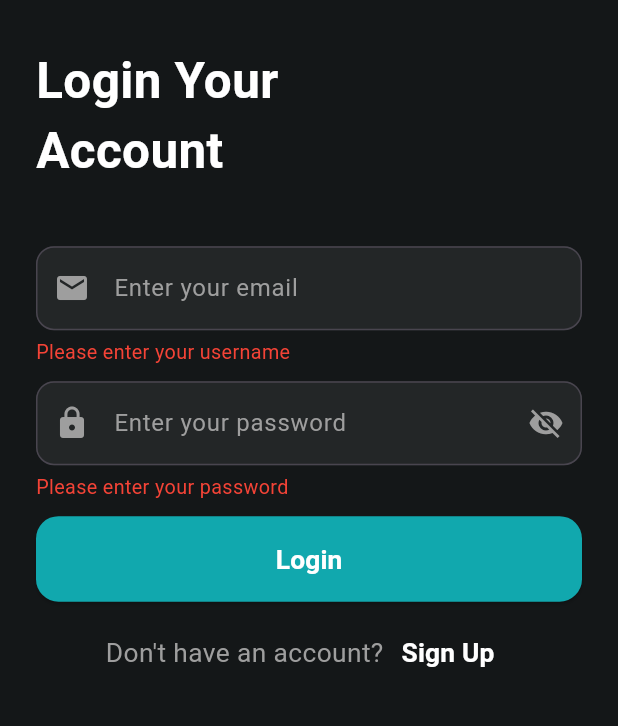
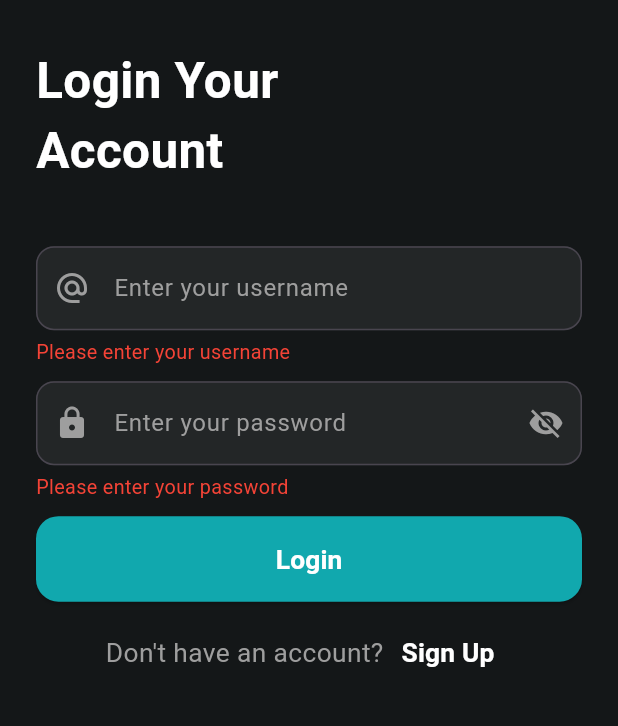
Before and after one commit to bhuwan1301/doubtx, a Flutter app: the LoginPage screen opened by its route, after a tap on "Login", on a phone screen of 412 x 824 dp, the part 356-1082 px from its top. Run offline on Flutter 3.47's test engine with Material 3 defaults, Android fonts, the phone set to English and light mode, and no system bars; our stand-ins replace flutter_bloc, flutter_secure_storage, get, smooth_page_indicator; accounts and stored records are empty.

Commit message:
succesfully integrated login and signup

```diff
--- a/doubtx/lib/Pages/Authentication/login.dart
+++ b/doubtx/lib/Pages/Authentication/login.dart
@@ -66,8 +66,8 @@ class _LoginPageState extends State<LoginPage> {
               // Email Field
               AuthWidgets.buildTextField(
                 controller: _usernameController,
-                hintText: 'Enter your email',
-                prefixIcon: Icons.email,
+                hintText: 'Enter your username',
+                prefixIcon: Icons.alternate_email,
                 keyboardType: TextInputType.name,
               ),
 
@@ -146,11 +146,13 @@ class _LoginPageState extends State<LoginPage> {
                         // };
 
                         try {
-                          final fetchprofileresponse = await http.get(
-                            Uri.parse(
-                                '$fetchurl?username=${_usernameController.text}'), // Send username in query params
-                            headers: {'Content-Type': 'application/json'},
-                          );
+                          final fetchprofileresponse = await http.post(fetchurl,
+                              headers: {
+                                'Content-Type': 'application/json',
+                              },
+                              body: jsonEncode({
+                                'username': _usernameController.text.trim(),
+                              }));
 
                           switch (fetchprofileresponse.statusCode) {
                             case 200:
@@ -160,32 +162,43 @@ class _LoginPageState extends State<LoginPage> {
                               Get.offAllNamed('/homepage');
 
                             case 404:
-                              Get.snackbar("Error", "Couldn't fetch user data");
+                              Get.snackbar("Error", "Couldn't fetch user data",
+                                  backgroundColor: Colors.white);
 
                             case 500:
-                              Get.snackbar("Error", "Server error occured");
+                              Get.snackbar(
+                                  "Error", jsonDecode(loginresponse.body),
+                                  backgroundColor: Colors.white);
                             default:
-                              Get.snackbar("Error", "Some error occured");
+                              Get.snackbar("Error", "Some error occured",
+                                  backgroundColor: Colors.white);
                           }
                         } catch (e) {
-                          Get.snackbar("Error", e.toString());
+                          Get.snackbar("Error", e.toString(),
+                              backgroundColor: Colors.white);
                         }
 
                       case 401:
-                        Get.snackbar("Failed", "Invalid username or password");
+                        Get.snackbar("Failed", "Invalid username or password",
+                            backgroundColor: Colors.white);
                       case 403:
                         Get.snackbar("Account locked",
-                            "Your account has been locked, please contact support");
+                            "Your account has been locked, please contact support",
+                            backgroundColor: Colors.white);
                       case 404:
                         Get.snackbar("Account not found",
-                            "Couldn't find an account with provided credentials");
+                            "Couldn't find an account with provided credentials",
+                            backgroundColor: Colors.white);
                       case 500:
-                        Get.snackbar("Error", "Server error occured");
+                        Get.snackbar("Error", "Server error occured",
+                            backgroundColor: Colors.white);
                       default:
-                        Get.snackbar("Error", "An error occured");
+                        Get.snackbar("Error", "An error occured",
+                            backgroundColor: Colors.white);
                     }
                   } catch (e) {
-                    Get.snackbar("Error", e.toString());
+                    Get.snackbar("Error", e.toString(),
+                        backgroundColor: Colors.white);
                   }
 
                   setState(() {
--- a/doubtx/lib/Pages/Authentication/onboarding.dart
+++ b/doubtx/lib/Pages/Authentication/onboarding.dart
@@ -174,7 +174,9 @@ class _OnboardingScreenState extends State<OnboardingScreen> {
                                   duration: const Duration(milliseconds: 300),
                                   curve: Curves.easeInOut,
                                 );
-                              } else {}
+                              } else {
+                                Get.offAllNamed('/loginpage');
+                              }
                             },
                             icon: const Icon(
                               Icons.arrow_forward_rounded,
--- a/doubtx/lib/Pages/wrapper.dart
+++ b/doubtx/lib/Pages/wrapper.dart
@@ -16,6 +16,6 @@ class _WrapperState extends State<Wrapper> {
   Widget build(BuildContext context) {
     Map<String, dynamic> user = context.watch<DataCubit>().state;
 
-    return user.containsKey('Name') ? UserHomePage() : OnboardingScreen();
+    return user.containsKey('firstName') ? UserHomePage() : OnboardingScreen();
   }
 }
--- a/doubtx/lib/Utils/auth_utils.dart
+++ b/doubtx/lib/Utils/auth_utils.dart
@@ -12,8 +12,10 @@ class AuthWidgets {
     TextInputType keyboardType = TextInputType.text,
   }) {
     return TextField(
+      style: TextStyle(color: Colors.white),
       controller: controller,
       decoration: InputDecoration(
+
         hintText: hintText,
         hintStyle: TextStyle(color: Colors.grey),
         prefixIcon: Icon(prefixIcon, color: Colors.grey,),
--- a/doubtx/lib/splash.dart
+++ b/doubtx/lib/splash.dart
@@ -1,6 +1,8 @@
 import 'package:doubtx/Utils/common_utils.dart';
 import 'package:flutter/material.dart';
 import 'package:get/get.dart';
+import 'package:flutter_bloc/flutter_bloc.dart';
+import 'package:doubtx/Bloc/data_bloc.dart';
 
 class SplashScreen extends StatefulWidget {
   const SplashScreen({super.key});
@@ -25,6 +27,8 @@ class _SplashScreenState extends State<SplashScreen> {
   @override
   Widget build(BuildContext context) {
     double screenWidth = MediaQuery.of(context).size.width;
+
+    Map<String, dynamic> user = context.watch<DataCubit>().state;
 
     return Scaffold(
         backgroundColor: CommonUtils.bgColor,
```
Also changed, not shown: doubtx/lib/Pages/Authentication/Signup/signup.dart (+5 -5 lines), doubtx/lib/Pages/Userpages/homepage.dart (+22 -4 lines).
